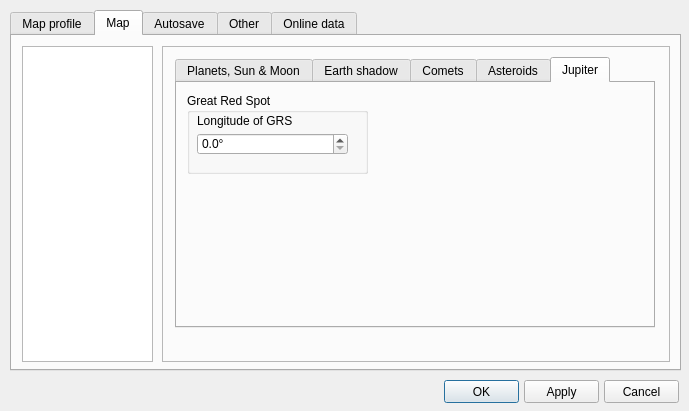
Before: the Qt Designer form csetting.ui in PavelMr/skytechx, drawn with Qt 5.
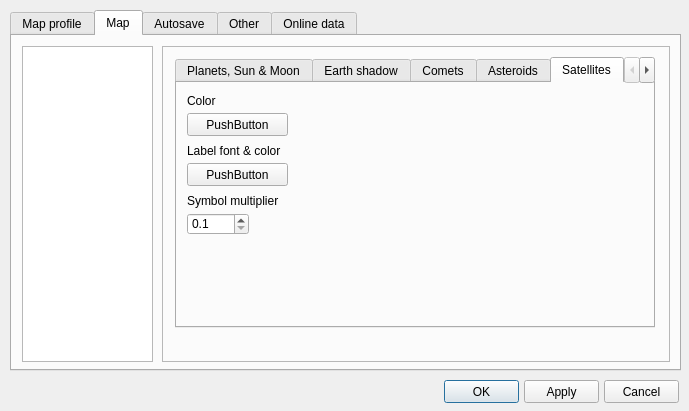
After: the same form once the commit is applied. Custom widgets are drawn as their Qt base class.

Patch:
```diff
--- a/csetting.ui
+++ b/csetting.ui
@@ -2839,6 +2839,98 @@
          </property>
         </widget>
        </widget>
+       <widget class="QWidget" name="tab_15">
+        <attribute name="title">
+         <string>Satellites</string>
+        </attribute>
+        <widget class="CPushColorButton" name="pushButton_57">
+         <property name="geometry">
+          <rect>
+           <x>10</x>
+           <y>30</y>
+           <width>101</width>
+           <height>23</height>
+          </rect>
+         </property>
+         <property name="text">
+          <string>PushButton</string>
+         </property>
+        </widget>
+        <widget class="QLabel" name="label_77">
+         <property name="geometry">
+          <rect>
+           <x>10</x>
+           <y>110</y>
+           <width>111</width>
+           <height>16</height>
+          </rect>
+         </property>
+         <property name="text">
+          <string>Symbol multiplier</string>
+         </property>
+        </widget>
+        <widget class="QLabel" name="label_78">
+         <property name="geometry">
+          <rect>
+           <x>10</x>
+           <y>10</y>
+           <width>111</width>
+           <height>16</height>
+          </rect>
+         </property>
+         <property name="text">
+          <string>Color</string>
+         </property>
+        </widget>
+        <widget class="CFontColorButton" name="pushButton_58">
+         <property name="geometry">
+          <rect>
+           <x>10</x>
+           <y>80</y>
+           <width>101</width>
+           <height>23</height>
+          </rect>
+         </property>
+         <property name="text">
+          <string>PushButton</string>
+         </property>
+        </widget>
+        <widget class="QLabel" name="label_79">
+         <property name="geometry">
+          <rect>
+           <x>10</x>
+           <y>60</y>
+           <width>101</width>
+           <height>16</height>
+          </rect>
+         </property>
+         <property name="text">
+          <string>Label font &amp; color</string>
+         </property>
+        </widget>
+        <widget class="QDoubleSpinBox" name="doubleSpinBox_38">
+         <property name="geometry">
+          <rect>
+           <x>10</x>
+           <y>130</y>
+           <width>62</width>
+           <height>22</height>
+          </rect>
+         </property>
+         <property name="decimals">
+          <number>1</number>
+         </property>
+         <property name="minimum">
+          <double>0.100000000000000</double>
+         </property>
+         <property name="maximum">
+          <double>3.000000000000000</double>
+         </property>
+         <property name="singleStep">
+          <double>0.250000000000000</double>
+         </property>
+        </widget>
+       </widget>
        <widget class="QWidget" name="tab_14">
         <attribute name="title">
          <string>Jupiter</string>
```
